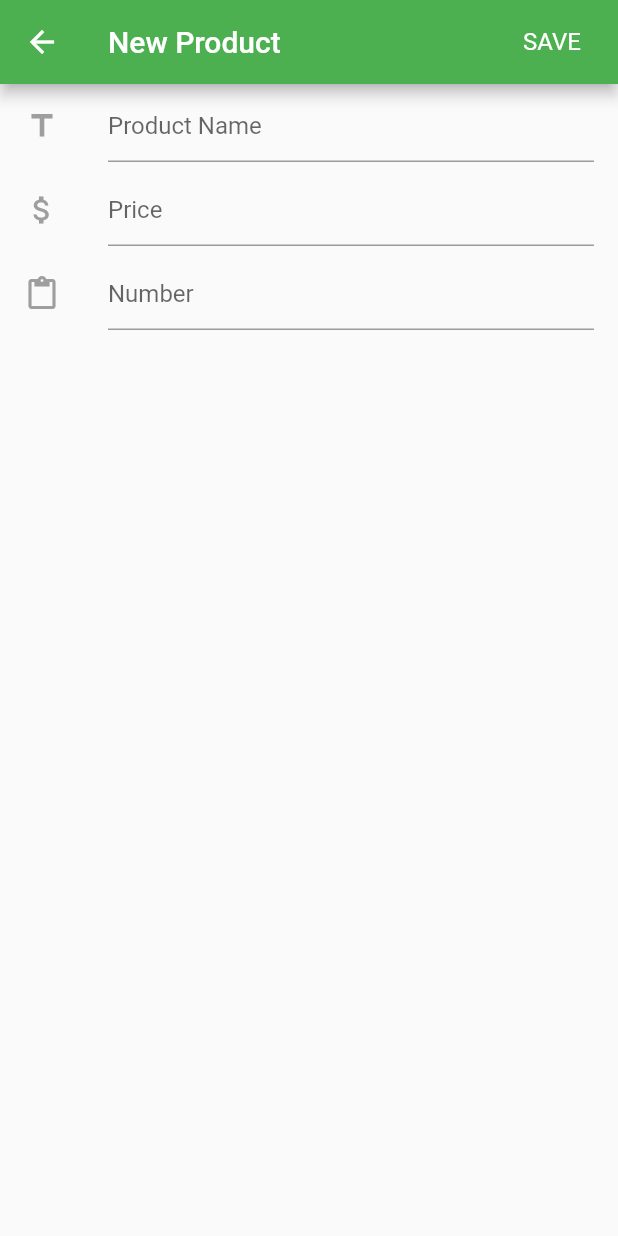
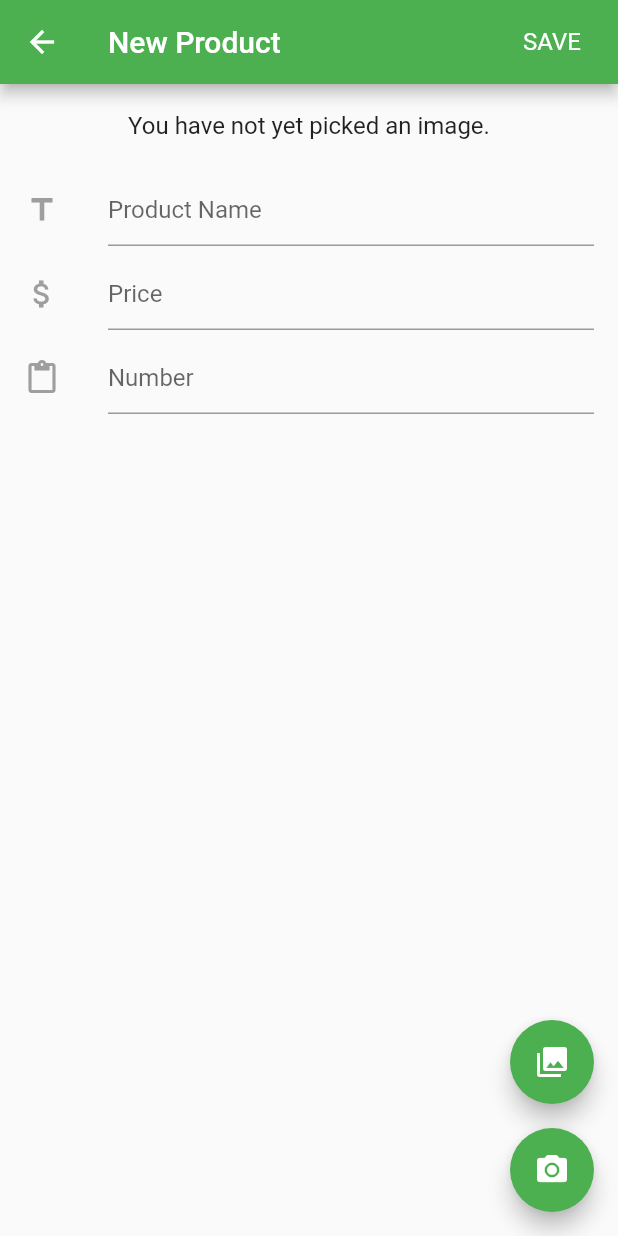
Before and after one commit to taipower/multiplemodel_redux, a Flutter app: the SettingPageContent screen opened directly with empty values, after a tap on the "add" icon, on a phone screen of 412 x 824 dp. Run offline on Flutter 3.47's test engine with Material 2 defaults, Android fonts, the phone set to English and light mode, and no system bars; our stand-ins replace firebase_auth, firebase_database, flutter_redux, image_picker, numberpicker, redux; accounts and stored records are empty; network calls fail; statements that could not run were skipped.

Commit message:
Upload picture

```diff
--- a/lib/ui/add_product/add_product_page.dart
+++ b/lib/ui/add_product/add_product_page.dart
@@ -1,39 +1,115 @@
+import 'dart:async';
+import 'dart:io';
+
 import 'package:flutter/material.dart';
 import 'package:flutter_redux/flutter_redux.dart';
 import 'package:multiplemodel_redux/redux/app/app_state.dart';
 import 'package:multiplemodel_redux/ui/add_product/add_product_page_view_model.dart';
+import 'package:multiplemodel_redux/models/product.dart';
+import 'package:multiplemodel_redux/redux/add_product/add_product_action.dart';
+import 'package:multiplemodel_redux/redux/product/product_actions.dart';
+import 'package:image_picker/image_picker.dart';
 
-class AddProductPage extends StatelessWidget{
-  AddProductPage();
+class AddProductPageViewModel{
+  final Product entry;
+  final Function(Product) onItemChanged;
+  final Function onSavePressed;
+
+  AddProductPageViewModel({
+    this.entry,
+    this.onItemChanged,
+    this.onSavePressed,
+  });
+}
+
+class AddProductPage extends StatefulWidget{
+  @override
+  State<AddProductPage> createState(){
+    return new AddProductPageState();
+  }
+}
+
+class AddProductPageState extends State<AddProductPage>{
+  TextEditingController _textControllerName;
+  TextEditingController _textControllerPrice;
+  TextEditingController _textControllerNumber;
+  Future<File> _imageFile;
+  VoidCallback listener;
+
+  void _onImageButtonPressed(ImageSource source) {
+    setState(() {
+      _imageFile = ImagePicker.pickImage(source: source);
+    });
+  }
+
+  @override
+  void initState() {
+    // TODO: implement initState
+    super.initState();
+    _textControllerName = new TextEditingController();
+    _textControllerPrice = new TextEditingController();
+    _textControllerNumber = new TextEditingController();
+
+    listener = () {
+      setState(() {});
+    };
+  }
+
+  Widget _previewImage() {
+    return FutureBuilder<File>(
+        future: _imageFile,
+        builder: (BuildContext context, AsyncSnapshot<File> snapshot) {
+          if (snapshot.connectionState == ConnectionState.done &&
+              snapshot.data != null) {
+            return Image.file(
+              snapshot.data,
+              height: 240.0,
+              fit: BoxFit.cover,
+            );
+          } else if (snapshot.error != null) {
+            return const Text(
+              'Error picking image.',
+              textAlign: TextAlign.center,
+            );
+          } else {
+            return const Text(
+              'You have not yet picked an image.',
+              textAlign: TextAlign.center,
+            );
+          }
+        });
+  }
 
   @override
   Widget build(BuildContext context) {
     // TODO: implement build
-    return StoreConnector<AppState, AddProductPageViewModel>(
-      distinct: false,
-      converter: (store) => AddProductPageViewModel.fromStore(store),
-      builder: (_, viewModel) => AddProductPageContent(viewModel),
+    return new StoreConnector<AppState, AddProductPageViewModel>(
+        converter: (store){
+          Product activeProduct = store.state.addProductState.activeProduct;
+          return new AddProductPageViewModel(
+              entry: activeProduct,
+              onItemChanged: (entry) => store.dispatch(new UpdateActiveProductAction(entry)),
+              onSavePressed: () {
+                store.dispatch(new AddProductAction(activeProduct));
+                Navigator.of(context).pop();
+              }
           );
-  }
-}
-
-class AddProductPageContent extends StatelessWidget{
-  AddProductPageContent(this.viewModel);
-  final AddProductPageViewModel viewModel;
-
-  @override
-  Widget build(BuildContext context) {
-    // TODO: implement build
+        },
+        builder: (context, viewModel){
           return Scaffold(
             appBar: _createAppBar(context, viewModel),
             body: Column(
               children: <Widget>[
+                ListTile(
+                  title: _previewImage(),
+                ),
                 ListTile(
                   leading: Icon(Icons.title, color: Colors.grey[500]),
                   title: TextField(
                     decoration: InputDecoration(
                       hintText: 'Product Name'
                     ),
+                    controller: _textControllerName,
                     onChanged: (value){
                       viewModel.onItemChanged(viewModel.entry..name = value);
                     },
@@ -45,6 +121,7 @@ class AddProductPageContent extends StatelessWidget{
                     decoration: new InputDecoration(
                       hintText: 'Price',
                     ),
+                    controller: _textControllerPrice,
                     keyboardType: TextInputType.number,
                     onChanged: (value){
                       viewModel.onItemChanged
@@ -58,6 +135,7 @@ class AddProductPageContent extends StatelessWidget{
                     decoration: new InputDecoration(
                       hintText: 'Number'
                     ),
+                    controller: _textControllerNumber,
                     keyboardType: TextInputType.number,
                     onChanged: (value){
                       viewModel.onItemChanged
@@ -67,6 +145,32 @@ class AddProductPageContent extends StatelessWidget{
                 ),
               ],
             ),
+            floatingActionButton: Column(
+              mainAxisAlignment: MainAxisAlignment.end,
+              children: <Widget>[
+                FloatingActionButton(
+                  onPressed: () {
+                    _onImageButtonPressed(ImageSource.gallery);
+                  },
+                  heroTag: 'image0',
+                  tooltip: 'Pick Image from gallery',
+                  child: const Icon(Icons.photo_library),
+                ),
+                Padding(
+                  padding: const EdgeInsets.only(top: 16.0),
+                  child: FloatingActionButton(
+                    onPressed: () {
+                      _onImageButtonPressed(ImageSource.camera);
+                    },
+                    heroTag: 'image1',
+                    tooltip: 'Take a Photo',
+                    child: const Icon(Icons.camera_alt),
+                  ),
+                ),
+              ]
+          ),
+        );
+      },
     );
   }
 
--- a/lib/ui/setting/setting_page.dart
+++ b/lib/ui/setting/setting_page.dart
@@ -47,11 +47,10 @@ class SettingPageContent extends StatelessWidget{
 
   _onAddProduct(BuildContext context, SettingPageViewModel viewModel){
     viewModel.openAddItemDialog();
-    Navigator.push<Null>(
-      context,
-      MaterialPageRoute(
-        builder: (_) => AddProductPage(),
-      ),
-    );
+    Navigator.of(context).push(new MaterialPageRoute(
+          builder: (BuildContext context){
+            return new AddProductPage();
+          }
+    ));
   }
 }
--- a/lib/utils/utils.dart
+++ b/lib/utils/utils.dart
@@ -102,4 +102,6 @@ class Utils{
 
     return successful;
   }
+
+
 }
--- a/pubspec.yaml
+++ b/pubspec.yaml
@@ -12,6 +12,8 @@ dependencies:
   shared_preferences: "^0.4.1"
   intl: "^0.15.6"
   numberpicker: "^0.1.0"
+  image_picker: ^0.4.7
+  firebase_storage: ^1.0.2
 
   # The following adds the Cupertino Icons font to your application.
   # Use with the CupertinoIcons class for iOS style icons.
```
Also changed, not shown: pubspec.lock, 1 other file. Lines whose indentation alone changed are shown as unchanged.
